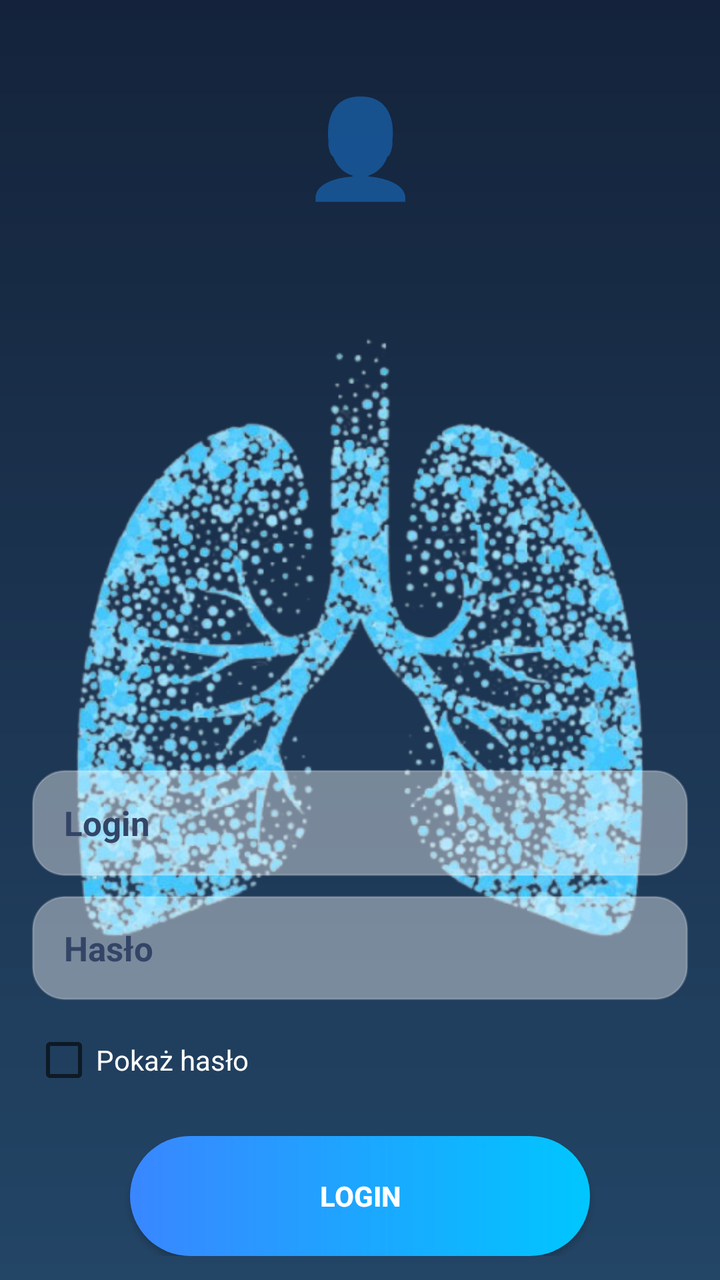
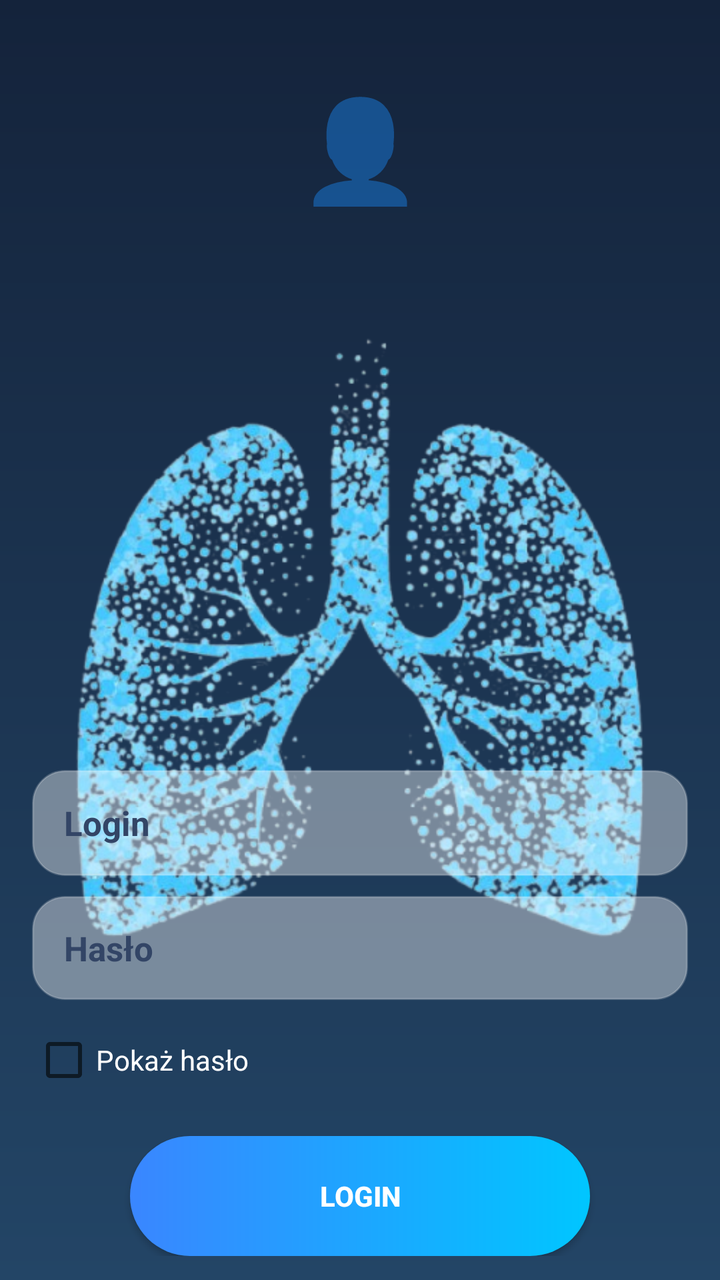

Two renders of the same Android screen: before a commit and after it. Below are the layout's source before the change and the commit's diff.
<!-- AndroidManifest.xml: activity theme Theme.MyApplication.NoActionBar -->
<!-- res/layout/activity_main.xml -->
<?xml version="1.0" encoding="utf-8"?>
<androidx.constraintlayout.widget.ConstraintLayout
    xmlns:android="http://schemas.android.com/apk/res/android"
    xmlns:app="http://schemas.android.com/apk/res-auto"
    xmlns:tools="http://schemas.android.com/tools"
    android:layout_width="match_parent"
    android:layout_height="match_parent"
    android:background="@drawable/gradient_bg">

    
    <TextView
        android:id="@+id/userIcon"
        android:layout_width="wrap_content"
        android:layout_height="wrap_content"
        android:text="👤"
        android:textSize="48sp"
        android:layout_marginTop="40dp"
        app:layout_constraintTop_toTopOf="parent"
        app:layout_constraintStart_toStartOf="parent"
        app:layout_constraintEnd_toEndOf="parent"/>

    <FrameLayout
        android:id="@+id/heroStack"
        android:layout_width="0dp"
        android:layout_height="wrap_content"
        app:layout_constraintTop_toBottomOf="@id/userIcon"
        app:layout_constraintStart_toStartOf="parent"
        app:layout_constraintEnd_toEndOf="parent"
        app:layout_constraintBottom_toBottomOf="parent"
        android:layout_marginStart="16dp"
        android:layout_marginEnd="16dp"
        android:layout_marginBottom="24dp"/>

        
        <ImageView
            android:id="@+id/lungsImage"
            android:layout_width="match_parent"
            android:layout_height="match_parent"
            android:adjustViewBounds="true"
            android:contentDescription="@string/lungs"
            android:scaleType="fitCenter"
            android:src="@drawable/lungs" />

        
    <LinearLayout
        android:layout_width="match_parent"
        android:layout_height="match_parent"
        android:orientation="vertical"
        android:gravity="bottom|center_horizontal"
        android:paddingStart="16dp"
        android:paddingEnd="16dp"
        android:paddingBottom="12dp">

        
        <EditText
            android:id="@+id/etLogin"
            android:layout_width="match_parent"
            android:layout_height="53dp"
            android:hint="Login"
            android:textColor="#14233B"
            android:textColorHint="#334566"
            android:textSize="17sp"
            android:textStyle="bold"
            android:background="@drawable/field_bg"
            android:paddingStart="16dp"
            android:paddingEnd="16dp"
            android:inputType="textEmailAddress" />

        <View android:layout_width="match_parent" android:layout_height="10dp"/>

        
        <EditText
            android:id="@+id/etHaslo"
            android:layout_width="match_parent"
            android:layout_height="52dp"
            android:hint="Hasło"
            android:textColor="#14233B"
            android:textColorHint="#334566"
            android:textSize="17sp"
            android:textStyle="bold"
            android:background="@drawable/field_bg"
            android:paddingStart="16dp"
            android:paddingEnd="16dp"
            android:inputType="textPassword" />

        
        <CheckBox
            android:id="@+id/cbShow"
            android:layout_width="wrap_content"
            android:layout_height="wrap_content"
            android:text="Pokaż hasło"
            android:textColor="#FFFFFF"
            android:layout_marginTop="6dp"
            android:layout_gravity="start"/>

        <View android:layout_width="match_parent" android:layout_height="14dp"/>

        
        <Button
            android:id="@+id/loginButton"
            android:layout_width="230dp"
            android:layout_height="60dp"
            android:text="LOGIN"
            android:textStyle="bold"
            android:textColor="#FFFFFF"
            android:background="@drawable/button_bg"
            android:elevation="6dp"/>
    </LinearLayout>


    












</androidx.constraintlayout.widget.ConstraintLayout>
<!-- resources referenced by this layout -->
<resources>
  <!-- drawable button_bg (drawable) -->
  <?xml version="1.0" encoding="utf-8"?>
  <ripple xmlns:android="http://schemas.android.com/apk/res/android"
      android:color="#33FFFFFF">
  
      <item>
          <shape android:shape="rectangle">
              <corners android:radius="30dp"/>
              <gradient
                  android:startColor="#3A86FF"
                  android:endColor="#00C6FF"
                  android:angle="0"/>
              <padding
                  android:left="16dp"
                  android:top="10dp"
                  android:right="16dp"
                  android:bottom="10dp"/>
          </shape>
      </item>
  </ripple>
  <!-- drawable field_bg (drawable) -->
  <?xml version="1.0" encoding="utf-8"?>
  <shape xmlns:android="http://schemas.android.com/apk/res/android">
      <solid android:color="#66FFFFFF"/> 
      <stroke android:width="1dp" android:color="#33FFFFFF"/>
      <corners android:radius="16dp"/>
  </shape>
  <!-- drawable gradient_bg (drawable) -->
  <?xml version="1.0" encoding="utf-8"?>
  <shape xmlns:android="http://schemas.android.com/apk/res/android"
      android:shape="rectangle">
  
      <gradient
          android:startColor="#14233B"
          android:endColor="#234566"
          android:angle="270" />
  </shape>
  <!-- drawable lungs: png bitmap (drawable, 315991 bytes) -->
  <string name="lungs">Obraz płuc</string>
  <style name="Theme.MyApplication.NoActionBar">
          <item name="windowActionBar">false</item>
          <item name="windowNoTitle">true</item>
      </style>
</resources>

<!-- the commit's change to res/layout/activity_main.xml (unified diff, before → after) -->
@@ -13,7 +13,7 @@
         android:layout_width="wrap_content"
         android:layout_height="wrap_content"
         android:text="👤"
-        android:textSize="48sp"
+        android:textSize="50dp"
         android:layout_marginTop="40dp"
         app:layout_constraintTop_toTopOf="parent"
         app:layout_constraintStart_toStartOf="parent"
